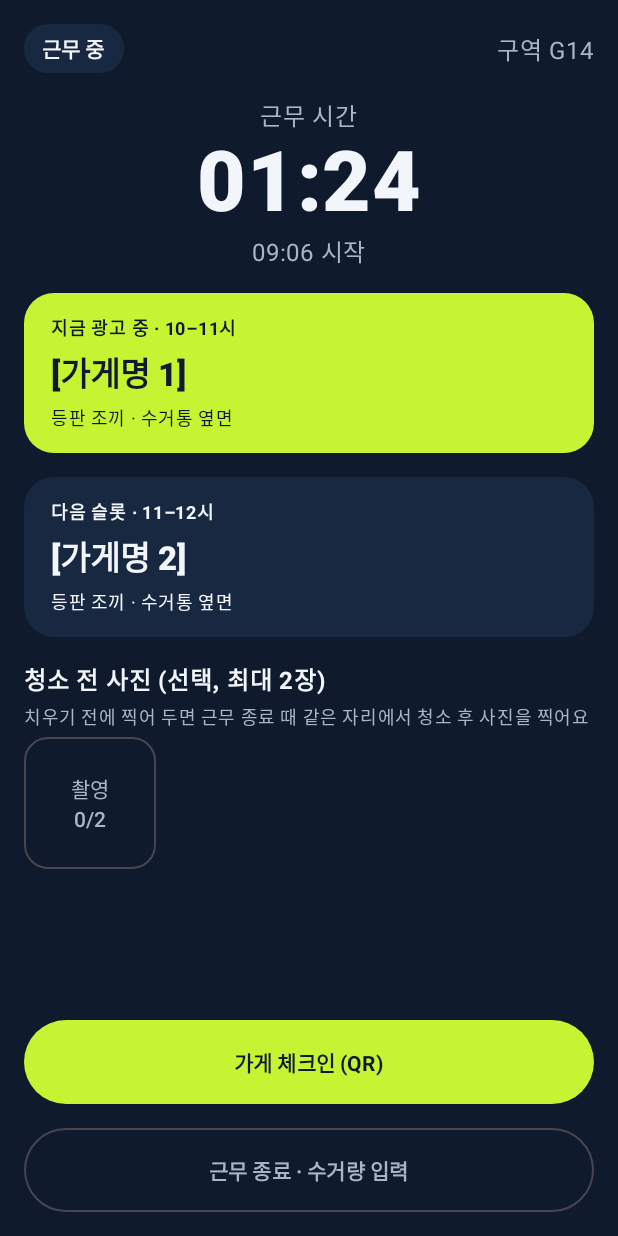
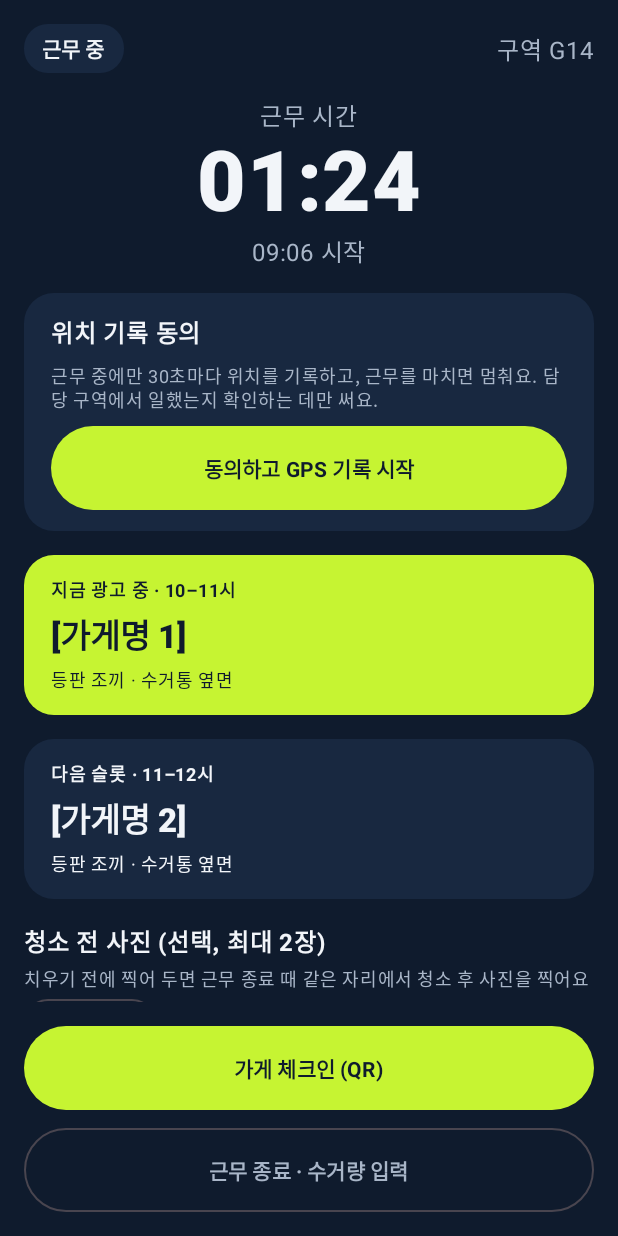
Before and after one commit to koolunkle/alley-glow, an Android app built with Jetpack Compose: the @Preview function ShiftScreenPreview, on a phone screen of 412 x 824 dp. Run offline under Robolectric (Android 15) with nearby library versions, the phone set to English and light mode, and no system bars; libraries missing offline, so code that uses them is left out: androidx.hilt.lifecycle.

Commit message:
feat: 근무 중 GPS 기록(동의 후 포그라운드 서비스)
- 근무 화면의 위치 기록 동의 후 정확한 위치 권한을 받아 기록 시작, 상단에 기록 중 표시
- 위치 타입 포그라운드 서비스가 30초마다 위치를 받아 5개씩 track_points에 업로드
- 업로드 전 근무 행이 없으면 종료 시각 없이 생성, 실패한 위치는 메모리에 보관해 재시도
- 근무 종료 저장이나 근무 화면 이탈 시 남은 위치를 올리고 멈춤
- 근무 화면 버튼을 하단에 고정하고 내용은 스크롤

```diff
--- a/app/src/main/java/com/example/nightclean/di/DataModule.kt
+++ b/app/src/main/java/com/example/nightclean/di/DataModule.kt
@@ -12,6 +12,8 @@ import com.example.nightclean.data.repository.ShiftRepositoryImpl
 import com.example.nightclean.domain.repository.ShiftRepository
 import com.example.nightclean.domain.repository.AuthRepository
 import com.example.nightclean.data.repository.ZoneRepositoryImpl
+import com.example.nightclean.data.tracking.TrackingRepositoryImpl
+import com.example.nightclean.domain.repository.TrackingRepository
 import com.example.nightclean.domain.repository.AdSlotRepository
 import com.example.nightclean.domain.repository.ZoneRepository
 import dagger.Binds
@@ -51,4 +53,8 @@ abstract class DataModule {
     @Binds
     @Singleton
     abstract fun bindShopReportRepository(impl: ShopReportRepositoryImpl): ShopReportRepository
+
+    @Binds
+    @Singleton
+    abstract fun bindTrackingRepository(impl: TrackingRepositoryImpl): TrackingRepository
 }
--- a/app/src/main/java/com/example/nightclean/ui/shift/ShiftRoute.kt
+++ b/app/src/main/java/com/example/nightclean/ui/shift/ShiftRoute.kt
@@ -1,16 +1,22 @@
 package com.example.nightclean.ui.shift
 
+import android.Manifest
+import android.content.pm.PackageManager
+import android.os.Build
+import androidx.activity.compose.rememberLauncherForActivityResult
+import androidx.activity.result.contract.ActivityResultContracts
 import androidx.compose.foundation.background
 import androidx.compose.foundation.layout.Arrangement
 import androidx.compose.foundation.layout.Box
 import androidx.compose.foundation.layout.Column
 import androidx.compose.foundation.layout.Row
-import androidx.compose.foundation.layout.Spacer
 import androidx.compose.foundation.layout.fillMaxSize
 import androidx.compose.foundation.layout.fillMaxWidth
 import androidx.compose.foundation.layout.height
 import androidx.compose.foundation.layout.padding
+import androidx.compose.foundation.rememberScrollState
 import androidx.compose.foundation.shape.RoundedCornerShape
+import androidx.compose.foundation.verticalScroll
 import androidx.compose.material3.Button
 import androidx.compose.material3.CircularProgressIndicator
 import androidx.compose.material3.MaterialTheme
@@ -19,14 +25,19 @@ import androidx.compose.material3.Scaffold
 import androidx.compose.material3.Text
 import androidx.compose.runtime.Composable
 import androidx.compose.runtime.getValue
+import androidx.compose.runtime.mutableStateOf
 import androidx.compose.runtime.produceState
+import androidx.compose.runtime.saveable.rememberSaveable
+import androidx.compose.runtime.setValue
 import androidx.compose.ui.Alignment
 import androidx.compose.ui.Modifier
 import androidx.compose.ui.graphics.Color
+import androidx.compose.ui.platform.LocalContext
 import androidx.compose.ui.text.font.FontWeight
 import androidx.compose.ui.tooling.preview.Preview
 import androidx.compose.ui.unit.dp
 import androidx.compose.ui.unit.sp
+import androidx.core.content.ContextCompat
 import androidx.hilt.lifecycle.viewmodel.compose.hiltViewModel
 import androidx.lifecycle.compose.collectAsStateWithLifecycle
 import com.example.nightclean.domain.model.AdSlot
@@ -36,6 +47,7 @@ import com.example.nightclean.domain.model.nextAfter
 import com.example.nightclean.domain.model.nightHour
 import com.example.nightclean.ui.common.PhotoRow
 import com.example.nightclean.ui.theme.NightCleanTheme
+import com.example.nightclean.ui.theme.Warning
 import kotlinx.coroutines.delay
 import java.text.SimpleDateFormat
 import java.util.Calendar
@@ -51,11 +63,19 @@ fun ShiftRoute(
 ) {
     val uiState by viewModel.uiState.collectAsStateWithLifecycle()
     val beforePhotos by viewModel.beforePhotos.collectAsStateWithLifecycle()
+    val isTracking by viewModel.isTracking.collectAsStateWithLifecycle()
     val now by produceState(System.currentTimeMillis()) {
         while (true) {
             delay(1_000)
             value = System.currentTimeMillis()
         }
+    }
+    val context = LocalContext.current
+    var permissionDenied by rememberSaveable { mutableStateOf(false) }
+    // 정확한 위치가 있어야 기록. 알림 권한은 없어도 기록은 되며 알림만 안 보임
+    val permissionLauncher = rememberLauncherForActivityResult(ActivityResultContracts.RequestMultiplePermissions()) { grants ->
+        permissionDenied = grants[Manifest.permission.ACCESS_FINE_LOCATION] != true
+        if (!permissionDenied) viewModel.startTracking(zoneId)
     }
     ShiftScreen(
         zoneId = zoneId,
@@ -63,7 +83,25 @@ fun ShiftRoute(
         startedAt = viewModel.startedAt,
         now = now,
         beforePhotos = beforePhotos,
+        isTracking = isTracking,
+        permissionDenied = permissionDenied,
         onRetry = viewModel::load,
+        onStartTracking = {
+            val granted = ContextCompat.checkSelfPermission(context, Manifest.permission.ACCESS_FINE_LOCATION) ==
+                PackageManager.PERMISSION_GRANTED
+            if (granted) {
+                permissionDenied = false
+                viewModel.startTracking(zoneId)
+            } else {
+                permissionLauncher.launch(
+                    buildList {
+                        add(Manifest.permission.ACCESS_FINE_LOCATION)
+                        add(Manifest.permission.ACCESS_COARSE_LOCATION)
+                        if (Build.VERSION.SDK_INT >= Build.VERSION_CODES.TIRAMISU) add(Manifest.permission.POST_NOTIFICATIONS)
+                    }.toTypedArray(),
+                )
+            }
+        },
         onAddBeforePhoto = viewModel::addBeforePhoto,
         onRemoveBeforePhoto = viewModel::removeBeforePhoto,
         onCheckin = { onCheckin(viewModel.shiftId, viewModel.startedAt) },
@@ -78,20 +116,39 @@ fun ShiftScreen(
     startedAt: Long,
     now: Long,
     beforePhotos: List<String>,
+    isTracking: Boolean,
+    permissionDenied: Boolean,
     onRetry: () -> Unit,
+    onStartTracking: () -> Unit,
     onAddBeforePhoto: (String) -> Unit,
     onRemoveBeforePhoto: (Int) -> Unit,
     onCheckin: () -> Unit,
     onFinish: () -> Unit,
 ) {
-    Scaffold { padding ->
+    Scaffold(
+        // 내용이 길어져도 근무 버튼은 항상 보이게 아래에 고정
+        bottomBar = {
+            Column(Modifier.padding(16.dp), verticalArrangement = Arrangement.spacedBy(12.dp)) {
+                Button(onClick = onCheckin, modifier = Modifier.fillMaxWidth().height(56.dp)) {
+                    Text("가게 체크인 (QR)", fontWeight = FontWeight.Bold)
+                }
+                OutlinedButton(onClick = onFinish, modifier = Modifier.fillMaxWidth().height(56.dp)) {
+                    Text("근무 종료 · 수거량 입력", fontWeight = FontWeight.Bold)
+                }
+            }
+        },
+    ) { padding ->
         Column(
-            modifier = Modifier.fillMaxSize().padding(padding).padding(16.dp),
+            modifier = Modifier
+                .fillMaxSize()
+                .padding(padding)
+                .verticalScroll(rememberScrollState())
+                .padding(16.dp),
             verticalArrangement = Arrangement.spacedBy(16.dp),
         ) {
             Row(Modifier.fillMaxWidth(), Arrangement.SpaceBetween, Alignment.CenterVertically) {
                 Text(
-                    "근무 중",
+                    if (isTracking) "근무 중 · GPS 기록 중" else "근무 중",
                     modifier = Modifier
                         .background(MaterialTheme.colorScheme.surfaceVariant, RoundedCornerShape(16.dp))
                         .padding(horizontal = 12.dp, vertical = 6.dp),
@@ -101,6 +158,7 @@ fun ShiftScreen(
                 Text("구역 $zoneId", color = MaterialTheme.colorScheme.onSurfaceVariant)
             }
             ShiftTimer(startedAt, now)
+            if (!isTracking) TrackingConsent(permissionDenied, onStartTracking)
             when (uiState) {
                 ShiftUiState.Loading -> Box(Modifier.fillMaxWidth(), Alignment.Center) { CircularProgressIndicator() }
                 is ShiftUiState.Error -> Column(verticalArrangement = Arrangement.spacedBy(8.dp)) {
@@ -127,13 +185,31 @@ fun ShiftScreen(
                 )
                 PhotoRow(beforePhotos, MAX_BEFORE_AFTER_PHOTOS, "청소 전 사진", enabled = true, onAddBeforePhoto, onRemoveBeforePhoto)
             }
-            Spacer(Modifier.weight(1f))
-            Button(onClick = onCheckin, modifier = Modifier.fillMaxWidth().height(56.dp)) {
-                Text("가게 체크인 (QR)", fontWeight = FontWeight.Bold)
-            }
-            OutlinedButton(onClick = onFinish, modifier = Modifier.fillMaxWidth().height(56.dp)) {
-                Text("근무 종료 · 수거량 입력", fontWeight = FontWeight.Bold)
-            }
+        }
+    }
+}
+
+/** 위치 수집 동의(메모: 근무 중에만 수집, 동의 화면 1개). 근무마다 눌러야 기록이 시작됨 */
+@Composable
+private fun TrackingConsent(permissionDenied: Boolean, onStart: () -> Unit) {
+    Column(
+        Modifier
+            .fillMaxWidth()
+            .background(MaterialTheme.colorScheme.surfaceVariant, RoundedCornerShape(20.dp))
+            .padding(horizontal = 18.dp, vertical = 14.dp),
+        verticalArrangement = Arrangement.spacedBy(8.dp),
+    ) {
+        Text("위치 기록 동의", fontWeight = FontWeight.Bold)
+        Text(
+            "근무 중에만 30초마다 위치를 기록하고, 근무를 마치면 멈춰요. 담당 구역에서 일했는지 확인하는 데만 써요.",
+            style = MaterialTheme.typography.bodySmall,
+            color = MaterialTheme.colorScheme.onSurfaceVariant,
+        )
+        if (permissionDenied) {
+            Text("정확한 위치 권한이 있어야 기록할 수 있어요.", style = MaterialTheme.typography.bodySmall, color = Warning)
+        }
+        Button(onClick = onStart, modifier = Modifier.fillMaxWidth().height(56.dp)) {
+            Text("동의하고 GPS 기록 시작", fontWeight = FontWeight.Bold)
         }
     }
 }
@@ -191,7 +267,9 @@ private fun ShiftScreenPreview() {
             startedAt = now - 84 * 60_000,
             now = now,
             beforePhotos = emptyList(),
-            onRetry = {}, onAddBeforePhoto = {}, onRemoveBeforePhoto = {}, onCheckin = {}, onFinish = {},
+            isTracking = false,
+            permissionDenied = false,
+            onRetry = {}, onStartTracking = {}, onAddBeforePhoto = {}, onRemoveBeforePhoto = {}, onCheckin = {}, onFinish = {},
         )
     }
 }
```
Also changed, not shown: app/src/main/AndroidManifest.xml (+10 -1 lines), app/src/main/java/com/example/nightclean/data/remote/ShiftRemoteDataSource.kt (+7 -0 lines), app/src/main/java/com/example/nightclean/data/remote/dto/ShiftDto.kt (+18 -0 lines), app/src/main/java/com/example/nightclean/data/tracking/LocationTrackingService.kt (added, +154 -0 lines), app/src/main/java/com/example/nightclean/data/tracking/TrackingRepositoryImpl.kt (added, +29 -0 lines), app/src/main/java/com/example/nightclean/domain/repository/TrackingRepository.kt (added, +14 -0 lines), app/src/main/java/com/example/nightclean/ui/shift/ShiftViewModel.kt (+10 -0 lines), 1 other file.
